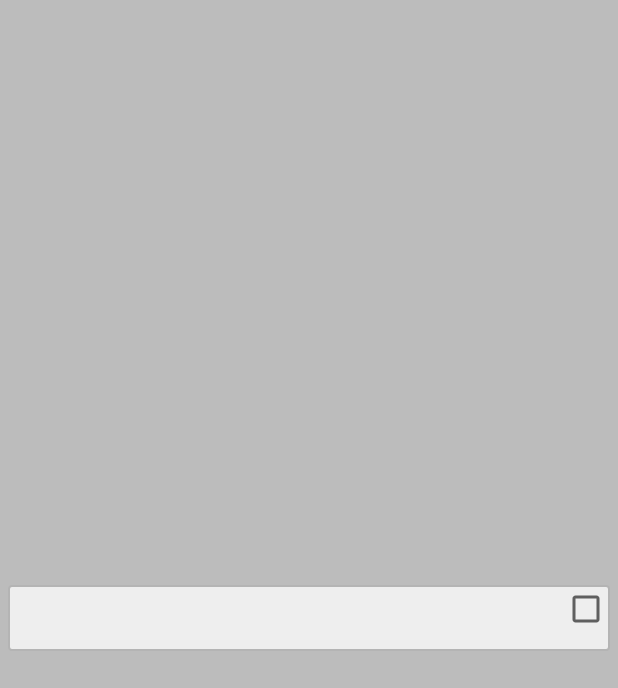
After one commit to andrentaz/secret-octo-batman, an Android app: the layout item_contact.xml on its own in the app's theme, with its tools: preview values and no code run, on a phone screen of 412 x 824 dp. The commit adds this screen. Shown: the top 688 px of the screen. Run offline under Robolectric (Android 15) with nearby library versions, the phone set to English and light mode, and no system bars.

Commit message:
Almost there, working the count and adding the contacts, need to see when the add button is pressed

```diff
--- a/app/src/main/AndroidManifest.xml
+++ b/app/src/main/AndroidManifest.xml
@@ -37,6 +37,11 @@
                 android:resource="@xml/filepaths" />
         </provider>
 
+        <activity
+            android:name=".ContactsPickerActivity"
+            android:label="Contacts_Picker" >
+        </activity>
+
         <meta-data android:name="com.google.android.gms.version"
             android:value="@integer/google_play_services_version" />
 
--- a/app/src/main/java/com/myco/lcreporter/SheepAdapter.java
+++ b/app/src/main/java/com/myco/lcreporter/SheepAdapter.java
@@ -18,7 +18,7 @@ public class SheepAdapter extends ArrayAdapter<Sheep> {
      * Creates an instance adapter, set all the values in the list
      */
     public SheepAdapter(Context context, List<Sheep> items) {
-        super(context, R.layout.item_contacts_list, items);
+        super(context, R.layout.item_sheep_list, items);
     }
 
     @Override
@@ -28,7 +28,7 @@ public class SheepAdapter extends ArrayAdapter<Sheep> {
         if (convertView == null) {
             // Inflate the GridView Item Layout
             LayoutInflater inflater = LayoutInflater.from(getContext());
-            convertView = inflater.inflate(R.layout.item_contacts_list, parent, false);
+            convertView = inflater.inflate(R.layout.item_sheep_list, parent, false);
 
             // Inicialize the View Holder
             viewHolder = new ViewHolder();
--- /dev/null
+++ b/app/src/main/res/layout/item_contact.xml
@@ -0,0 +1,59 @@
+<?xml version="1.0" encoding="utf-8"?>
+<!-- the parent view - provides the gray background -->
+<RelativeLayout xmlns:android="http://schemas.android.com/apk/res/android"
+    android:layout_width="match_parent"
+    android:layout_height="match_parent"
+    android:layout_gravity="center"
+    android:gravity="center_vertical"
+    android:background="@color/frame_background"
+    android:padding="5dp" >
+
+    <!-- the innner view - provides the white rectangle -->
+    <RelativeLayout android:layout_width="fill_parent"
+        android:layout_height="wrap_content"
+        android:background="@drawable/frame" >
+
+        <!-- the icon view -->
+        <ImageView android:id="@+id/ivIcon"
+            android:layout_width="wrap_content"
+            android:layout_height="wrap_content"
+            android:padding="5dp"
+            android:scaleType="fitXY"
+            android:layout_alignParentLeft="true" />
+
+        <!-- android:contentDescription="@string/icon_content_description" -->
+
+        <!-- the container view for the title and description -->
+        <RelativeLayout android:layout_width="wrap_content"
+            android:layout_height="wrap_content"
+            android:layout_toRightOf="@id/ivIcon"
+            android:layout_centerVertical="true" >
+
+                <!-- the title view -->
+            <TextView
+                android:id="@+id/tvTitle"
+                android:layout_width="wrap_content"
+                android:layout_height="wrap_content"
+                android:textAppearance="@android:style/TextAppearance.Medium" />
+
+                <!-- the description view -->
+            <TextView
+                android:id="@+id/tvDescription"
+                android:layout_below="@id/tvTitle"
+                android:layout_width="wrap_content"
+                android:layout_height="wrap_content"
+                android:textAppearance="@android:style/TextAppearance.Small" />
+
+            <CheckBox
+                android:id="@+id/selectedCheckBox"
+                android:layout_width="wrap_content"
+                android:layout_height="wrap_content"
+                android:layout_alignParentTop="true"
+                android:layout_alignParentRight="true"
+                android:focusable="false" />
+
+        </RelativeLayout>
+
+    </RelativeLayout>
+
+</RelativeLayout>
--- a/app/src/main/res/layout/fragment_list_layout.xml
+++ b/app/src/main/res/layout/list_sheep_layout.xml
@@ -1,6 +1,5 @@
 <?xml version="1.0" encoding="utf-8"?>
 <RelativeLayout xmlns:android="http://schemas.android.com/apk/res/android"
-    android:orientation="vertical"
     android:layout_width="match_parent"
     android:layout_height="match_parent"
     android:background="#ff8400" >
--- a/app/src/main/res/values/strings.xml
+++ b/app/src/main/res/values/strings.xml
@@ -30,6 +30,7 @@
     <string name="button_fill">Generate</string>
     <string name="button_addContact">Add Contact</string>
     <string name="button_addPeople">Add People</string>
+    <string name="button_addFromList">Add contacts</string>
 
     <!-- Preferences -->
     <string name="name_str">Name</string>
```
Also changed, not shown: app/src/main/java/com/myco/lcreporter/ContactsListFragment.java (added, +217 -0 lines), app/src/main/java/com/myco/lcreporter/ContactsPickerActivity.java (added, +84 -0 lines), app/src/main/java/com/myco/lcreporter/MainActivity.java (+32 -57 lines), app/src/main/java/com/myco/lcreporter/SheepListFragment.java (+10 -1 lines), app/src/main/res/layout/activity_picker_contacts.xml (added, +13 -0 lines), app/src/main/res/layout/list_contact_layout.xml (added, +34 -0 lines), app/src/main/res/xml/preferences.xml (+4 -4 lines), app/src/main/res/layout/item_sheep_list.xml (renamed from app/src/main/res/layout/item_contacts_list.xml).
